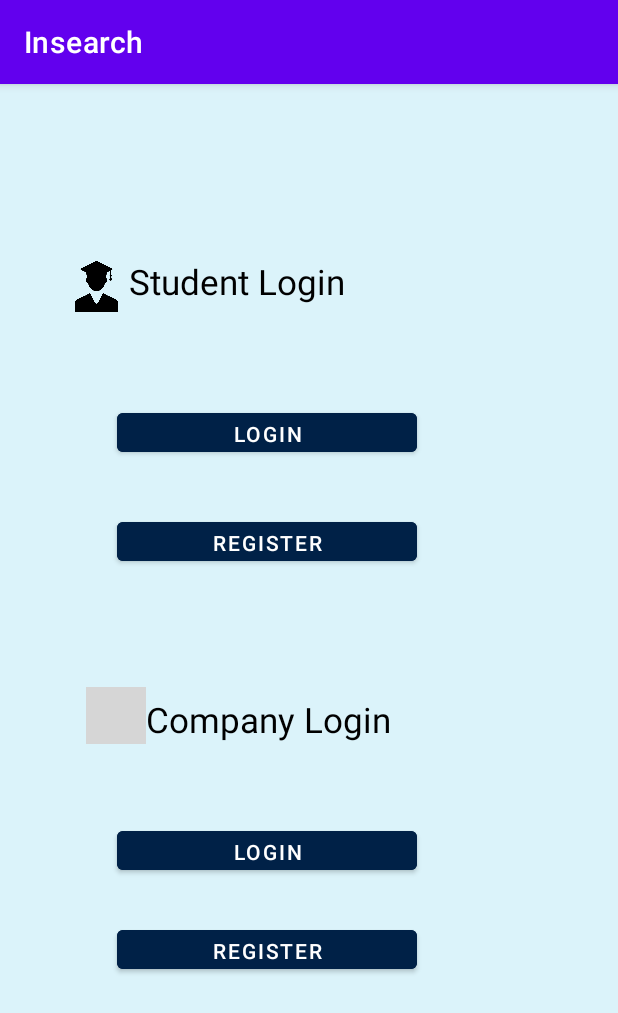
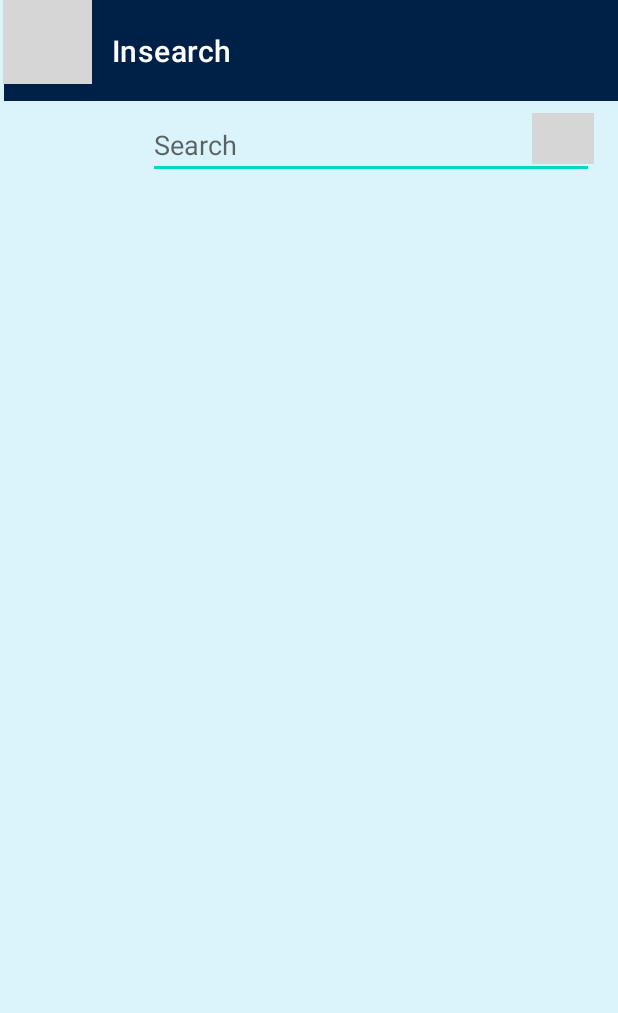
Before and after one commit to sumagowri/Insearch, an Android app: the CompanyLogin screen opened directly, with no data from a screen before it, after a tap on "LOGIN", on a phone screen of 412 x 824 dp. Shown: the top 1013 px of the screen. Run offline under Robolectric (Android 15) with nearby library versions, the phone set to English and light mode, and no system bars; grey boxes are pictures that could not be loaded.

Commit message:
Initial commit;Layout of student company registration and login

```diff
--- a/app/build.gradle
+++ b/app/build.gradle
@@ -32,8 +32,11 @@ dependencies {
 
     implementation 'androidx.appcompat:appcompat:1.3.0'
     implementation 'com.google.android.material:material:1.4.0'
+
     implementation 'androidx.constraintlayout:constraintlayout:2.0.4'
+    implementation 'com.google.android.material:material:1.0.0'
     testImplementation 'junit:junit:4.+'
     androidTestImplementation 'androidx.test.ext:junit:1.1.3'
     androidTestImplementation 'androidx.test.espresso:espresso-core:3.4.0'
+
 }
--- a/app/src/main/AndroidManifest.xml
+++ b/app/src/main/AndroidManifest.xml
@@ -1,5 +1,6 @@
 <?xml version="1.0" encoding="utf-8"?>
 <manifest xmlns:android="http://schemas.android.com/apk/res/android"
+    xmlns:tools="http://schemas.android.com/tools"
     package="com.example.insearch">
 
     <application
@@ -9,10 +10,12 @@
         android:roundIcon="@mipmap/ic_launcher_round"
         android:supportsRtl="true"
         android:theme="@style/Theme.Insearch">
-        <activity android:name=".Comp_reg"></activity>
+        <activity android:name=".Student_Home"></activity>
+        <activity android:name=".Comp_reg" />
         <activity android:name=".CompanyLogin" />
         <activity android:name=".StudentLogin" />
         <activity android:name=".Stud_reg" />
+
         <activity android:name=".MainActivity">
             <intent-filter>
                 <action android:name="android.intent.action.MAIN" />
--- a/app/src/main/java/com/example/insearch/CompanyLogin.java
+++ b/app/src/main/java/com/example/insearch/CompanyLogin.java
@@ -1,11 +1,11 @@
 package com.example.insearch;
-
-import androidx.appcompat.app.AppCompatActivity;
 
 import android.content.Intent;
 import android.os.Bundle;
 import android.view.View;
 import android.widget.Button;
+
+import androidx.appcompat.app.AppCompatActivity;
 
 public class CompanyLogin extends AppCompatActivity {
 Button Login;
@@ -16,7 +16,7 @@ Button Login;
         Login=findViewById(R.id.Login);
         Login.setOnClickListener(new View.OnClickListener() {
             public void onClick(View v){
-                Intent intent = new Intent(CompanyLogin.this, MainActivity.class);
+                Intent intent = new Intent(CompanyLogin.this,Student_Home.class);
                 startActivity(intent);
             }
         });
--- a/app/src/main/java/com/example/insearch/StudentLogin.java
+++ b/app/src/main/java/com/example/insearch/StudentLogin.java
@@ -1,11 +1,11 @@
 package com.example.insearch;
-
-import androidx.appcompat.app.AppCompatActivity;
 
 import android.content.Intent;
 import android.os.Bundle;
 import android.view.View;
 import android.widget.Button;
+
+import androidx.appcompat.app.AppCompatActivity;
 
 public class StudentLogin extends AppCompatActivity {
 Button login;
@@ -17,7 +17,7 @@ Button login;
         login.setOnClickListener(new View.OnClickListener() {
             @Override
             public void onClick(View v) {
-                Intent intent = new Intent(StudentLogin.this, MainActivity.class);
+                Intent intent = new Intent(StudentLogin.this, Student_Home.class);
                 startActivity(intent);
             }
         });
--- /dev/null
+++ b/app/src/main/java/com/example/insearch/Student_Home.java
@@ -0,0 +1,40 @@
+package com.example.insearch;
+
+import android.os.Bundle;
+import android.widget.Toolbar;
+
+import androidx.appcompat.app.ActionBarDrawerToggle;
+import androidx.appcompat.app.AppCompatActivity;
+import androidx.drawerlayout.widget.DrawerLayout;
+
+import com.google.android.material.navigation.NavigationView;
+
+public class Student_Home extends AppCompatActivity {
+DrawerLayout drawerLayout;
+NavigationView navigationView;
+Toolbar toolbar;
+
+    @Override
+    protected void onCreate(Bundle savedInstanceState) {
+        super.onCreate(savedInstanceState);
+        setContentView(R.layout.activity_student_home);
+
+       drawerLayout=findViewById(R.id.drawerlayout);
+       navigationView=findViewById(R.id.navigation_view);
+
+
+
+
+        androidx.appcompat.widget.Toolbar toolbar = findViewById(R.id.toolbar);
+        setSupportActionBar(toolbar);
+
+
+
+        ActionBarDrawerToggle toggle=new ActionBarDrawerToggle(this,drawerLayout,toolbar,R.string.navigation_open,R.string.navigation_close);
+       drawerLayout.addDrawerListener(toggle);
+       toggle.syncState();
+    }
+
+
+
+}
--- /dev/null
+++ b/app/src/main/res/layout/activity_student_home.xml
@@ -0,0 +1,87 @@
+<?xml version="1.0" encoding="utf-8"?>
+<androidx.drawerlayout.widget.DrawerLayout xmlns:android="http://schemas.android.com/apk/res/android"
+    xmlns:app="http://schemas.android.com/apk/res-auto"
+    xmlns:tools="http://schemas.android.com/tools"
+    android:layout_width="match_parent"
+    android:layout_height="match_parent"
+    tools:context=".Student_Home"
+    android:fitsSystemWindows="true"
+    tools:openDrawer="start"
+    android:id="@+id/drawerlayout"
+    android:background="#DBF3FA">
+
+    <com.google.android.material.navigation.NavigationView
+        android:layout_width="wrap_content"
+        android:layout_height="match_parent"
+        android:id="@+id/navigation_view"
+        app:headerLayout="@layout/nav_header_stud"
+        app:menu="@menu/nav_menu_stud"
+        android:layout_gravity="start"
+        android:fitsSystemWindows="true"/>
+
+
+
+    <ScrollView
+        android:layout_width="match_parent"
+        android:layout_height="match_parent">
+
+    <androidx.constraintlayout.widget.ConstraintLayout
+        android:layout_width="match_parent"
+        android:layout_height="wrap_content">
+
+
+        <androidx.appcompat.widget.Toolbar
+            android:id="@+id/toolbar"
+            android:layout_width="409dp"
+            android:layout_height="67dp"
+            android:layout_marginBottom="308dp"
+            android:background="@color/navy"
+            android:minHeight="?attr/actionBarSize"
+            android:theme="?attr/actionBarTheme"
+            app:layout_constraintBottom_toBottomOf="parent"
+            app:layout_constraintEnd_toEndOf="parent"
+            tools:ignore="MissingConstraints" />
+
+        <ImageView
+            android:id="@+id/menu"
+            android:layout_width="59dp"
+            android:layout_height="56dp"
+            app:layout_constraintBottom_toBottomOf="parent"
+            app:layout_constraintEnd_toEndOf="parent"
+            app:layout_constraintHorizontal_bias="0.005"
+            app:layout_constraintStart_toStartOf="parent"
+            app:layout_constraintTop_toTopOf="parent"
+            app:layout_constraintVertical_bias="0.0"
+            app:srcCompat="@drawable/menu" />
+
+        <EditText
+            android:id="@+id/text"
+            android:layout_width="297dp"
+            android:layout_height="44dp"
+            android:layout_marginTop="8dp"
+            android:hint="Search"
+            app:layout_constraintEnd_toEndOf="parent"
+            app:layout_constraintHorizontal_bias="0.859"
+            app:layout_constraintStart_toStartOf="parent"
+            app:layout_constraintTop_toBottomOf="@+id/toolbar" />
+
+        <ImageView
+            android:id="@+id/imageView7"
+            android:layout_width="41dp"
+            android:layout_height="34dp"
+            app:layout_constraintBottom_toBottomOf="@+id/text"
+            app:layout_constraintEnd_toEndOf="@+id/text"
+            app:layout_constraintHorizontal_bias="1.0"
+            app:layout_constraintStart_toStartOf="@+id/text"
+            app:layout_constraintTop_toTopOf="@+id/text"
+            app:layout_constraintVertical_bias="0.0"
+            app:srcCompat="@drawable/ic_search_black_24dp" />
+
+
+    </androidx.constraintlayout.widget.ConstraintLayout>
+
+
+
+    </ScrollView>
+
+</androidx.drawerlayout.widget.DrawerLayout>
--- /dev/null
+++ b/app/src/main/res/layout/nav_header_stud.xml
@@ -0,0 +1,29 @@
+<?xml version="1.0" encoding="utf-8"?>
+<LinearLayout
+    xmlns:android="http://schemas.android.com/apk/res/android"
+    xmlns:app="http://schemas.android.com/apk/res-auto"
+    android:layout_width="match_parent"
+    android:layout_height="180dp"
+    android:background="#DBF3FA"
+    android:orientation="vertical"
+    android:gravity="center"
+    android:padding="20dp">
+
+
+    <ImageView
+        android:id="@+id/imageView8"
+        android:layout_width="70dp"
+        android:layout_height="70dp"
+        android:layout_marginTop="30dp"
+        app:srcCompat="@drawable/student" />
+
+    <TextView
+        android:id="@+id/textView6"
+        android:layout_width="98dp"
+        android:layout_height="44dp"
+        android:text="Insearch"
+        android:textColor="@color/black"
+        android:textSize="25sp"
+        android:fontFamily="sans-serif"
+        android:textStyle="bold" />
+</LinearLayout>
--- /dev/null
+++ b/app/src/main/res/menu/nav_menu_stud.xml
@@ -0,0 +1,19 @@
+<?xml version="1.0" encoding="utf-8"?>
+<menu xmlns:app="http://schemas.android.com/apk/res-auto"
+    xmlns:android="http://schemas.android.com/apk/res/android">
+    <group android:checkableBehavior="single">
+    <item
+        android:id="@+id/m1"
+        android:icon="@drawable/user"
+        android:title="Profile" />
+    <item
+        android:id="@+id/m2"
+        android:icon="@drawable/feedback"
+        android:title="Feedback" />
+    <item
+        android:id="@+id/m3"
+        android:icon="@drawable/logout"
+        android:title="Log out" />
+    </group>
+
+</menu>
--- a/app/src/main/res/values/strings.xml
+++ b/app/src/main/res/values/strings.xml
@@ -1,3 +1,5 @@
 <resources>
     <string name="app_name">Insearch</string>
+    <string name="navigation_open">Open Navigation drawer</string>
+    <string name="navigation_close">Close Navigation drawer</string>
 </resources>
--- a/app/src/main/res/values/themes.xml
+++ b/app/src/main/res/values/themes.xml
@@ -12,6 +12,8 @@
         <item name="colorOnSecondary">@color/black</item>
         <!-- Status bar color. -->
         <item name="android:statusBarColor" tools:targetApi="l">?attr/colorPrimaryVariant</item>
+        <item name="windowActionBar">false</item>
+        <item name="windowNoTitle">true</item>
         <!-- Customize your theme here. -->
     </style>
 </resources>
```
Also changed, not shown: gradle/wrapper/gradle-wrapper.properties.
